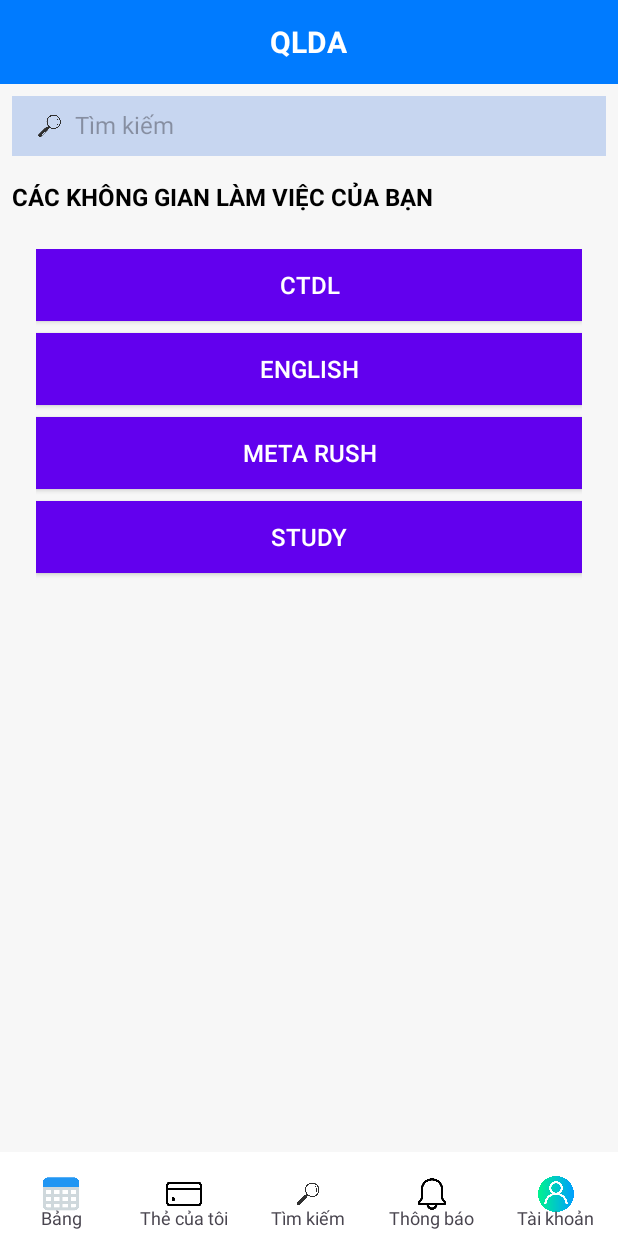
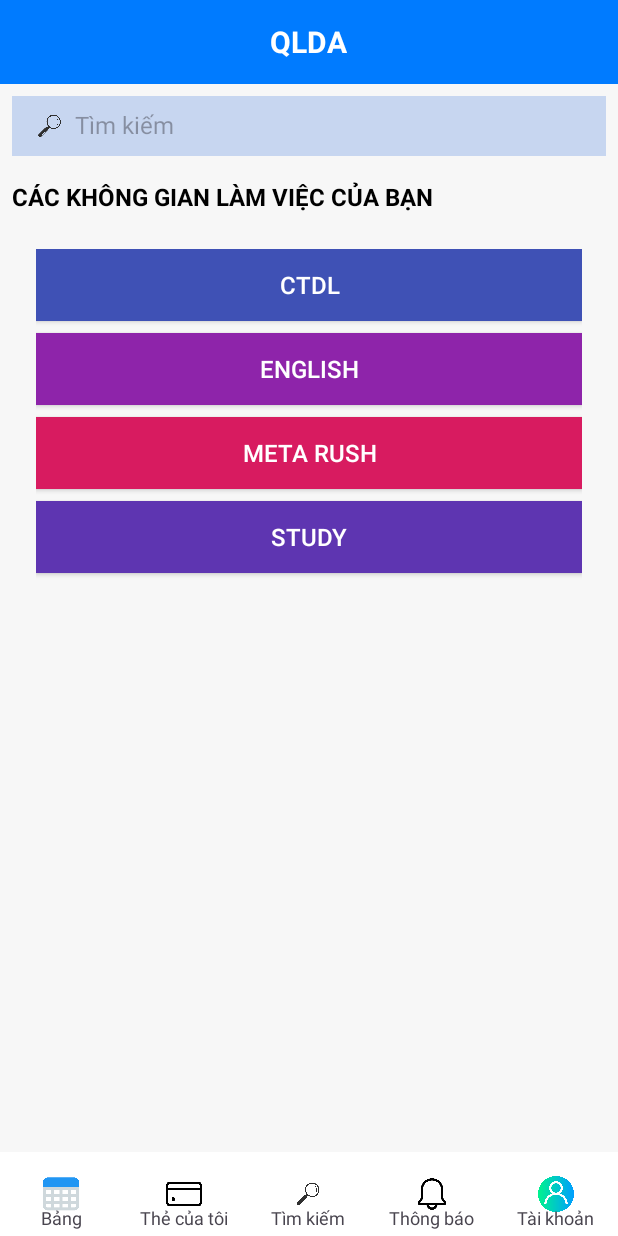
Before and after one commit to vietunitydev/-OOP-PTIT---QLDA, an Android app: the HomeActivity screen opened directly, with no data from a screen before it, on a phone screen of 412 x 824 dp. Run offline under Robolectric (Android 15) with nearby library versions, the phone set to English and light mode, and no system bars.

Commit message:
- delete background color

```diff
--- a/app/src/main/res/layout/custom_button_table_workspace.xml
+++ b/app/src/main/res/layout/custom_button_table_workspace.xml
@@ -6,5 +6,5 @@
     android:layout_height="wrap_content"
     android:layout_marginBottom="8dp"
     android:textColor="#FFFFFF"
-    android:textSize="16sp"
-    android:backgroundTint="@color/design_default_color_primary"/>
+    android:textSize="16sp"/>
+<!--    android:backgroundTint="@color/design_default_color_primary"/>-->
```
